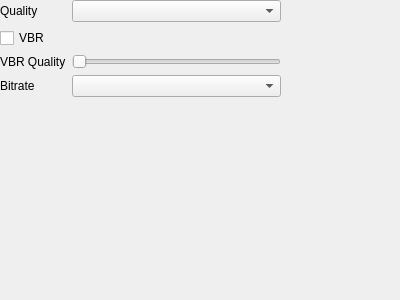
Before: the Qt Designer form mp3settingspage.ui in raynor73/AudioConverter, drawn with Qt 5.
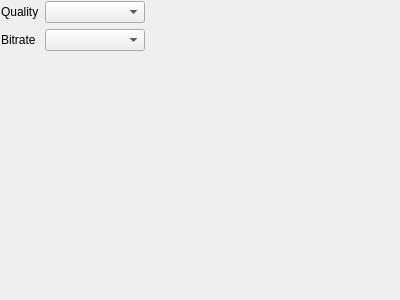
After: the same form once the commit is applied.

Commit message: Simplify MP3 Settings Page

What changed in the file:
```diff
--- a/mp3settingspage.ui
+++ b/mp3settingspage.ui
@@ -16,13 +16,16 @@
   <widget class="QWidget" name="">
    <property name="geometry">
     <rect>
-     <x>0</x>
-     <y>0</y>
-     <width>281</width>
-     <height>125</height>
+     <x>1</x>
+     <y>1</y>
+     <width>144</width>
+     <height>62</height>
     </rect>
    </property>
    <layout class="QFormLayout" name="formLayout">
+    <property name="sizeConstraint">
+     <enum>QLayout::SetDefaultConstraint</enum>
+    </property>
     <item row="0" column="0">
      <widget class="QLabel" name="label">
       <property name="text">
@@ -34,35 +37,14 @@
      <widget class="QComboBox" name="comboBox"/>
     </item>
     <item row="1" column="0">
-     <widget class="QCheckBox" name="checkBox">
-      <property name="text">
-       <string>VBR</string>
-      </property>
-     </widget>
-    </item>
-    <item row="2" column="0">
-     <widget class="QLabel" name="label_3">
-      <property name="text">
-       <string>VBR Quality</string>
-      </property>
-     </widget>
-    </item>
-    <item row="2" column="1">
-     <widget class="QSlider" name="horizontalSlider">
-      <property name="orientation">
-       <enum>Qt::Horizontal</enum>
-      </property>
-     </widget>
-    </item>
-    <item row="3" column="0">
-     <widget class="QLabel" name="label_2">
+     <widget class="QLabel" name="bitrateLabel">
       <property name="text">
        <string>Bitrate</string>
       </property>
      </widget>
     </item>
-    <item row="3" column="1">
-     <widget class="QComboBox" name="comboBox_2"/>
+    <item row="1" column="1">
+     <widget class="QComboBox" name="bitrateComboBox"/>
     </item>
    </layout>
   </widget>
```
Left out of the diff: 4 changed lines with no effect on the pictures.
